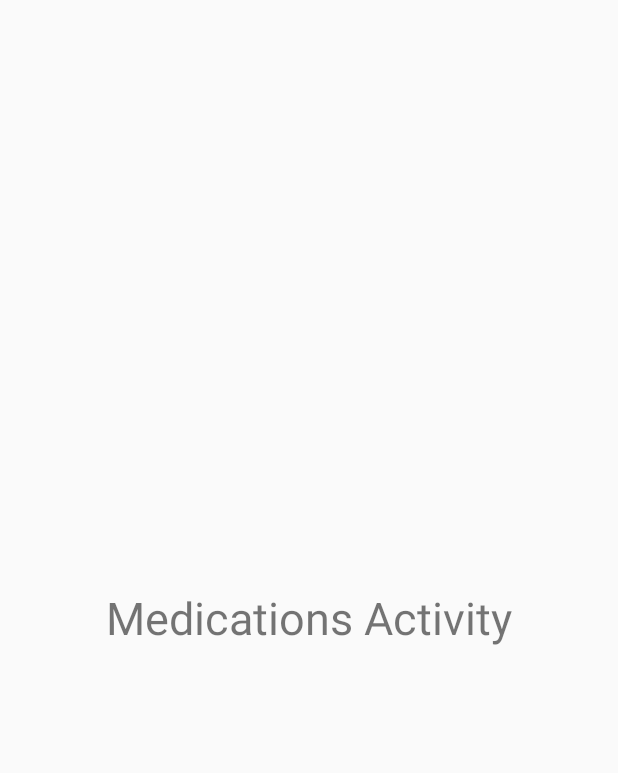
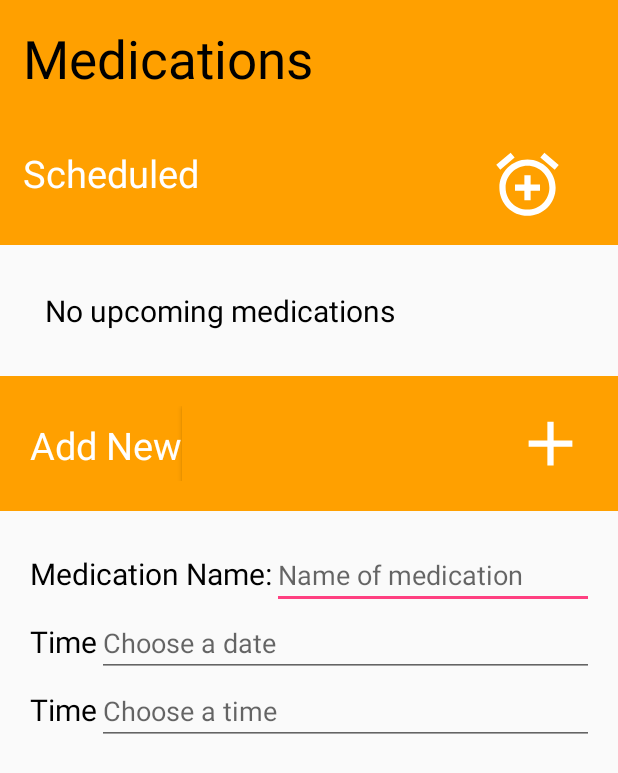
Before and after one commit to WoofProject/woofapp, an Android app: the Medications screen opened directly, with no data from a screen before it, on a phone screen of 412 x 824 dp. Shown: the top 773 px of the screen. Run offline under Robolectric (Android 15) with nearby library versions, the phone set to English and light mode, and no system bars.

Commit message:
Medication

```diff
--- a/app/src/main/java/com/enterprises/woof/woof/SignUp.java
+++ b/app/src/main/java/com/enterprises/woof/woof/SignUp.java
@@ -9,10 +9,22 @@ import android.widget.Button;
 public class SignUp extends AppCompatActivity{
 
     Button signupC;
+    private int id;
+    private String name;
+    private String email;
+    private String password;
 
     @Override
     protected void onCreate(Bundle savedInstanceState) {
         super.onCreate(savedInstanceState);
         setContentView(R.layout.activity_signup);
+
+        signupC = (Button)findViewById(R.id.signup);
+        signupC.setOnClickListener(new View.OnClickListener() {
+            @Override
+            public void onClick(View view) {
+                startActivity(new Intent(SignUp.this, Login.class));
+            }
+        });
     }
 }
--- /dev/null
+++ b/app/src/main/res/drawable/ic_add_alarm_black_24dp.xml
@@ -0,0 +1,9 @@
+<vector xmlns:android="http://schemas.android.com/apk/res/android"
+        android:width="50dp"
+        android:height="50dp"
+        android:viewportWidth="24.0"
+        android:viewportHeight="24.0">
+    <path
+        android:fillColor="#FFF"
+        android:pathData="M7.88,3.39L6.6,1.86 2,5.71l1.29,1.53 4.59,-3.85zM22,5.72l-4.6,-3.86 -1.29,1.53 4.6,3.86L22,5.72zM12,4c-4.97,0 -9,4.03 -9,9s4.02,9 9,9c4.97,0 9,-4.03 9,-9s-4.03,-9 -9,-9zM12,20c-3.87,0 -7,-3.13 -7,-7s3.13,-7 7,-7 7,3.13 7,7 -3.13,7 -7,7zM13,9h-2v3L8,12v2h3v3h2v-3h3v-2h-3L13,9z"/>
+</vector>
--- /dev/null
+++ b/app/src/main/res/drawable/ic_add_black_24dp.xml
@@ -0,0 +1,9 @@
+<vector xmlns:android="http://schemas.android.com/apk/res/android"
+        android:width="50dp"
+        android:height="50dp"
+        android:viewportWidth="24.0"
+        android:viewportHeight="24.0">
+    <path
+        android:fillColor="#FFF"
+        android:pathData="M19,13h-6v6h-2v-6H5v-2h6V5h2v6h6v2z"/>
+</vector>
--- a/app/src/main/res/layout/activity_medications.xml
+++ b/app/src/main/res/layout/activity_medications.xml
@@ -5,12 +5,149 @@
     android:layout_width="match_parent"
     android:layout_height="match_parent"
     tools:context=".Medications"
-    android:gravity="center">
+    android:orientation="vertical">
 
-    <TextView
-        android:layout_width="wrap_content"
+    <LinearLayout
+        android:layout_width="match_parent"
         android:layout_height="wrap_content"
-        android:text="Medications Activity"
-        android:layout_gravity="center"
-        android:textSize="30dp"/>
+        android:orientation="vertical"
+        android:padding="15dp"
+        android:background="@color/colorPrimaryDark">
+
+        <TextView
+            android:layout_width="wrap_content"
+            android:layout_height="wrap_content"
+            android:textSize="35sp"
+            android:textColor="@color/black"
+            android:text="Medications"
+            android:gravity="center"/>
+
+        <LinearLayout
+            android:layout_width="match_parent"
+            android:layout_height="wrap_content"
+            android:orientation="horizontal"
+            android:background="@color/colorPrimaryDark">
+
+            <TextView
+                android:layout_marginTop="35dp"
+                android:layout_width="wrap_content"
+                android:layout_height="wrap_content"
+                android:textColor="@color/white"
+                android:text="Scheduled                             "
+                android:textSize="25sp"/>
+
+            <ImageView
+                android:layout_width="match_parent"
+                android:layout_height="wrap_content"
+                android:layout_marginTop="35dp"
+                app:srcCompat="@drawable/ic_add_alarm_black_24dp" />
+        </LinearLayout>
+    </LinearLayout>
+
+    <LinearLayout
+        android:layout_width="match_parent"
+        android:layout_height="wrap_content"
+        android:orientation="vertical"
+        android:padding="30dp">
+
+        <TextView
+            android:layout_width="wrap_content"
+            android:layout_height="wrap_content"
+            android:textSize="20sp"
+            android:textColor="@color/black"
+            android:text="No upcoming medications"
+            android:gravity="center"/>
+
+    </LinearLayout>
+
+    <LinearLayout
+        android:layout_width="match_parent"
+        android:layout_height="wrap_content"
+        android:orientation="horizontal"
+        android:padding="20dp"
+        android:background="@color/colorPrimaryDark">
+
+        <TextView
+            android:layout_marginTop="5dp"
+            android:layout_width="wrap_content"
+            android:layout_height="wrap_content"
+            android:textColor="@color/white"
+            android:text="Add New"
+            android:textSize="25sp"/>
+
+        <Button
+            android:layout_width="match_parent"
+            android:layout_height="wrap_content"
+            android:background="@color/colorPrimaryDark"
+            android:drawableRight="@drawable/ic_add_black_24dp"/>
+    </LinearLayout>
+
+    <LinearLayout
+        android:layout_width="match_parent"
+        android:layout_height="wrap_content"
+        android:orientation="vertical"
+        android:padding="20dp">
+
+        <LinearLayout
+            android:layout_width="match_parent"
+            android:layout_height="wrap_content"
+            android:orientation="horizontal" >
+
+            <TextView
+                android:layout_width="wrap_content"
+                android:layout_height="wrap_content"
+                android:textSize="20sp"
+                android:textColor="@color/black"
+                android:text="Medication Name:"
+                android:gravity="center"/>
+
+            <EditText
+                android:drawablePadding="10dp"
+                android:layout_width="350dp"
+                android:layout_height="wrap_content"
+                android:hint="Name of medication"/>
+
+        </LinearLayout>
+
+        <LinearLayout
+            android:layout_width="match_parent"
+            android:layout_height="wrap_content"
+            android:orientation="horizontal" >
+
+            <TextView
+                android:layout_width="wrap_content"
+                android:layout_height="wrap_content"
+                android:textSize="20sp"
+                android:textColor="@color/black"
+                android:text="Time"
+                android:gravity="center"/>
+
+            <EditText
+                android:drawablePadding="10dp"
+                android:layout_width="350dp"
+                android:layout_height="wrap_content"
+                android:hint="Choose a date"/>
+
+        </LinearLayout>
+
+        <LinearLayout
+            android:layout_width="match_parent"
+            android:layout_height="wrap_content"
+            android:orientation="horizontal">
+
+            <TextView
+                android:layout_width="wrap_content"
+                android:layout_height="wrap_content"
+                android:textSize="20sp"
+                android:textColor="@color/black"
+                android:text="Time"
+                android:gravity="center"/>
+            <EditText
+                android:drawablePadding="10dp"
+                android:layout_width="350dp"
+                android:layout_height="wrap_content"
+                android:hint="Choose a time"/>
+        </LinearLayout>
+    </LinearLayout>
+
 </LinearLayout>
```
